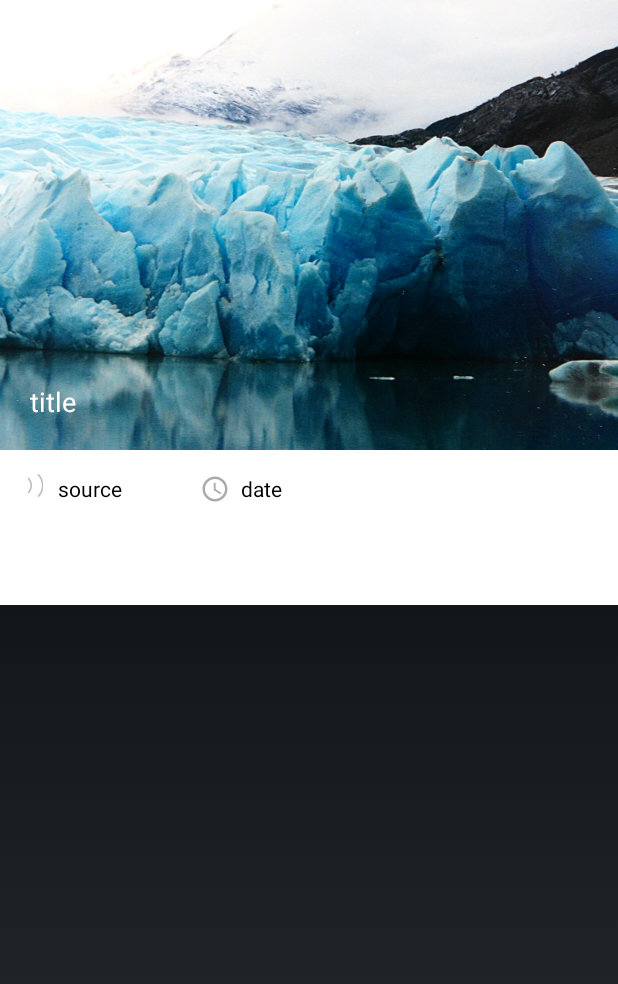
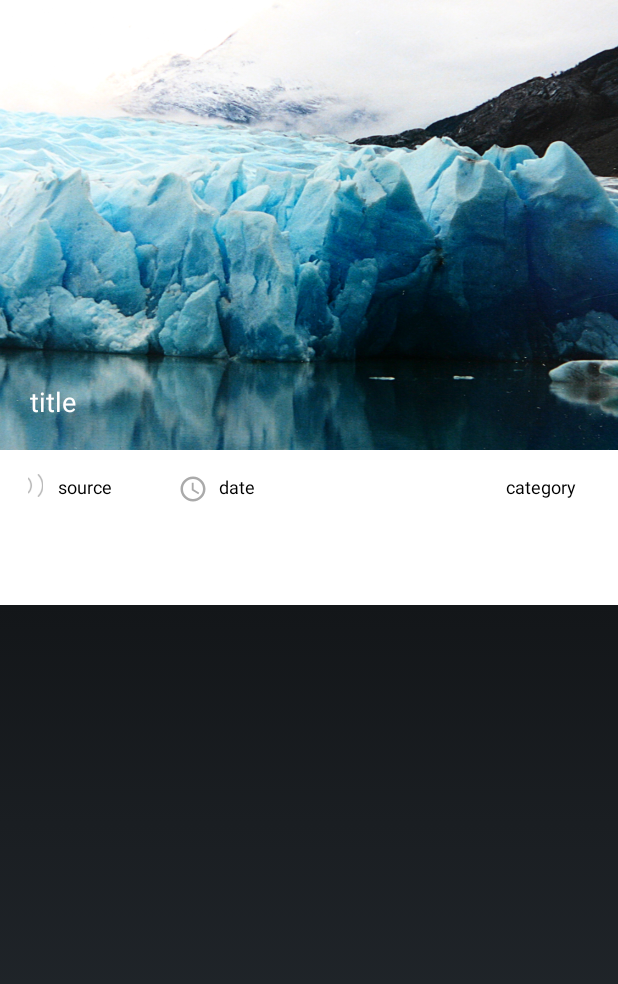
Before and after one commit to elisara/TestProject, an Android app: the layout article_layout.xml on its own in the app's theme, with its tools: preview values and no code run, on a phone screen of 412 x 824 dp. Shown: the top 984 px of the screen. Run offline under Robolectric (Android 15) with nearby library versions, the phone set to English and light mode, and no system bars; network calls fail.

Commit message:
ui fixes, category visible in ArticleFragment, changed app icon, fixed date in recycler view

```diff
--- a/app/src/main/AndroidManifest.xml
+++ b/app/src/main/AndroidManifest.xml
@@ -6,7 +6,7 @@
 
     <application
         android:allowBackup="true"
-        android:icon="@mipmap/ic_launcher"
+        android:icon="@drawable/logo2x"
         android:label="@string/app_name"
         android:supportsRtl="true"
         android:screenOrientation="portrait"
--- a/app/src/main/java/com/example/elisara/mymind/ChannelFeedFragment.java
+++ b/app/src/main/java/com/example/elisara/mymind/ChannelFeedFragment.java
@@ -17,7 +17,7 @@ import com.example.elisara.mymind.helpers.FeedList;
 import com.example.elisara.mymind.helpers.Header;
 
 /**
- * Feed lists by categories to a rescyclerview
+ * Feed lists by categories to rescycler view
  * Method to choose the correct image for the header
  */
 
--- a/app/src/main/java/com/example/elisara/mymind/PopularFragment.java
+++ b/app/src/main/java/com/example/elisara/mymind/PopularFragment.java
@@ -42,6 +42,7 @@ public class PopularFragment extends Fragment {
 
     private String url = "https://api.nytimes.com/svc/topstories/v2/home.json?api-key=";
     private final String API_KEY = "";
+
     @Override
     public View onCreateView(LayoutInflater inflater, ViewGroup container, Bundle savedInstanceState) {
         View view = inflater.inflate(R.layout.popular_layout, container, false);
--- a/app/src/main/java/com/example/elisara/mymind/adapters/GridViewAdapter.java
+++ b/app/src/main/java/com/example/elisara/mymind/adapters/GridViewAdapter.java
@@ -33,7 +33,7 @@ public class GridViewAdapter extends BaseAdapter {
 
     public View getView(int position, View convertView, ViewGroup parent) {
         View myView = convertView;
-        Typeface bold = Typeface.createFromAsset(context.getAssets(), "fonts/helvetica-bold.otf/Helvetica-Bold.otf");
+        Typeface neue = Typeface.createFromAsset(context.getAssets(), "fonts/helvetica-neue.ttf/HelveticaNeue.ttf");
 
         if (myView == null) {
             myView = LayoutInflater.from(context).inflate(R.layout.gridview_item, parent, false);
@@ -50,7 +50,7 @@ public class GridViewAdapter extends BaseAdapter {
 
         categoryName = (TextView) myView.findViewById(R.id.gridview_item_text);
         categoryName.setText(list.get(position).toUpperCase());
-        categoryName.setTypeface(bold);
+        categoryName.setTypeface(neue);
 
         Resources res = context.getResources();
 
--- a/app/src/main/res/layout/article_layout.xml
+++ b/app/src/main/res/layout/article_layout.xml
@@ -45,13 +45,14 @@
                 <TextView
                     android:id="@+id/sourceview"
                     android:text="source"
+                    android:textSize="12dp"
                     android:textColor="@android:color/black"
                     android:layout_width="wrap_content"
                     android:layout_height="wrap_content" />
             </LinearLayout>
 
             <LinearLayout
-                android:layout_weight="80"
+                android:layout_weight="75"
                 android:orientation="horizontal"
                 android:layout_width="wrap_content"
                 android:layout_height="wrap_content">
@@ -64,14 +65,24 @@
                 <TextView
                     android:id="@+id/dateview"
                     android:text="date"
+                    android:textSize="12dp"
                     android:textColor="@android:color/black"
                     android:layout_width="wrap_content"
                     android:layout_height="wrap_content" />
             </LinearLayout>
+            <TextView
+                android:id="@+id/article_category"
+                android:text="category"
+                android:textSize="12dp"
+                android:textColor="@android:color/black"
+                android:layout_width="wrap_content"
+                android:layout_height="wrap_content" />
         </LinearLayout>
 
         <TextView
             android:id="@+id/article_text"
+            android:layout_weight="5"
+            android:layout_gravity="right"
             android:padding="16dp"
             android:layout_width="match_parent"
             android:layout_height="match_parent" />
```
Also changed, not shown: app/src/main/java/com/example/elisara/mymind/ArticleFragment.java (renamed from app/src/main/java/com/example/elisara/mymind/ArticleDialogFragment.java, +10 -3 lines), app/src/main/java/com/example/elisara/mymind/adapters/RecyclerViewAdapter.java (+13 -26 lines).
